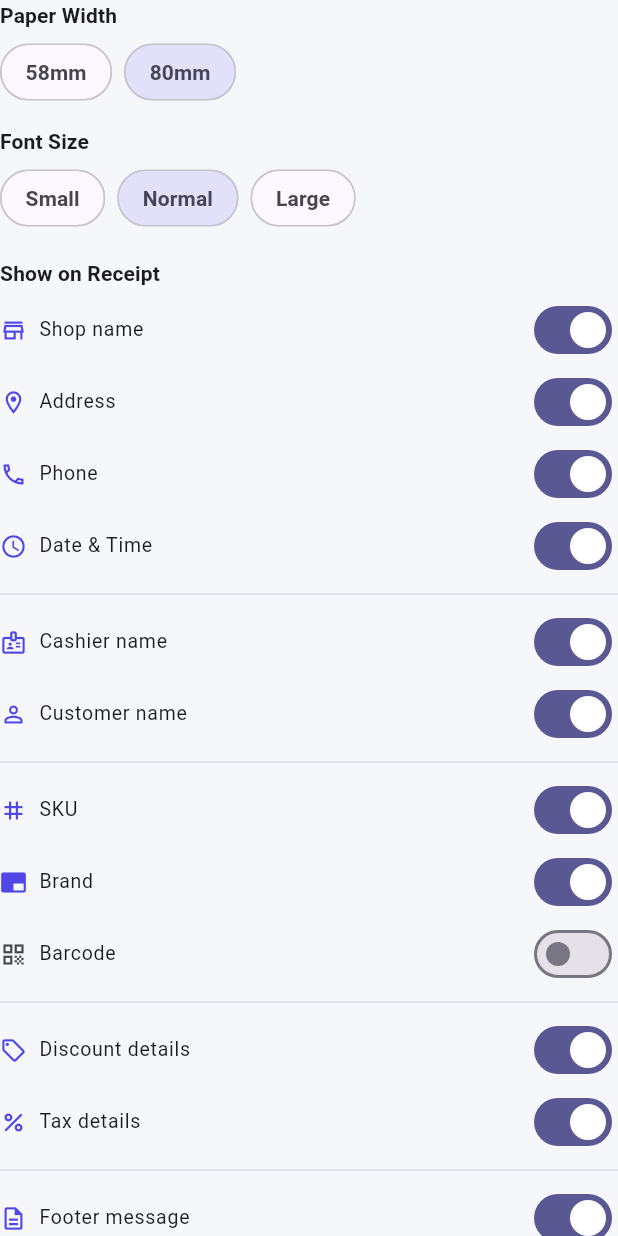
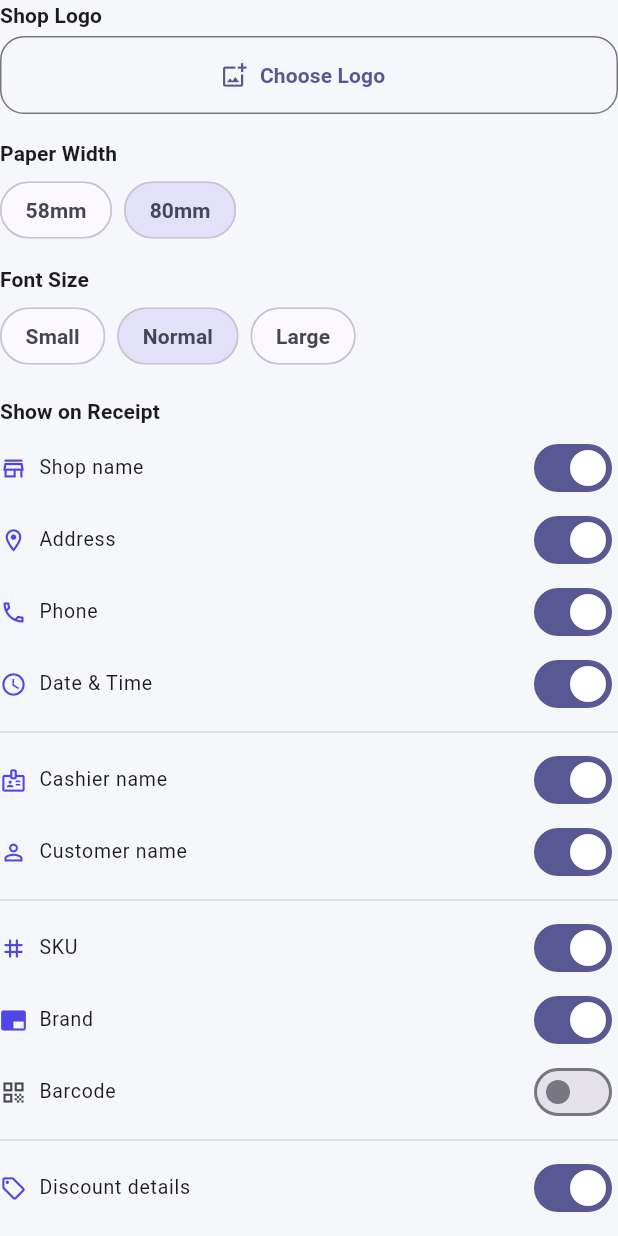
Before and after one commit to hamzaqazi/flutter_pos_offline, a Flutter app: the _ReceiptCustomizationWithPreview widget shown alone on an empty page, opened directly with empty values, on a phone screen of 412 x 824 dp. Run offline on Flutter 3.47's test engine with Material 3 defaults, Android fonts, the phone set to English and light mode, and no system bars; our stand-ins replace file_picker, fl_chart, get, hive, hive_flutter, image_picker and 4 more; missing offline and left inert: esc_pos_utils_plus, mobile_scanner, print_bluetooth_thermal; accounts and stored records are empty.

Commit message:
feat: optimize 58mm thermal receipt + logo picker + Codynest branding
1. Added 'Powered by Codynest.com' + 'Support / WhatsApp:
   0315-3507075 / 0345-3333316' at bottom of every receipt

2. Shop logo picker in Receipt Customization section:
   - Choose Logo button (via image_picker gallery)
   - Preview thumbnail with filename
   - Remove logo button
   - Show/hide logo toggle on receipt
   - Logo auto-resized to fit paper width on print

3. Shop name header: removed double-height/width (size2) — now
   bold only, fits long names like 'AD ELITE COLLECTION' on 58mm

4. Address & phone: reduced to small font (size1) on thermal print

5. Brand, SKU, barcode: all use small font (PosTextSize.size1)
   instead of normal size — saves space on 58mm

6. TOTAL line: bold + height2 width1 (tall but not wide) instead
   of size2x2 — fits on 58mm paper

7. Logo auto-resize: if wider than 280px (58mm) or 500px (80mm),
   scales proportionally before sending to printer

8. Preview updated to match: smaller header, small address, small
   brand/SKU/barcode, Codynest branding at bottom

```diff
--- a/lib/modules/settings/settings_page.dart
+++ b/lib/modules/settings/settings_page.dart
@@ -1,3 +1,5 @@
+import 'dart:io';
+
 import 'package:ad_shop_pos/app/theme/app_theme.dart';
 import 'package:ad_shop_pos/data/services/category_service.dart';
 import 'package:ad_shop_pos/data/models/receipt_settings_model.dart';
@@ -6,6 +8,7 @@ import 'package:ad_shop_pos/data/services/export_service.dart';
 import 'package:ad_shop_pos/data/services/import_service.dart';
 import 'package:ad_shop_pos/modules/printer/thermal_printer_service.dart';
 import 'package:flutter/material.dart';
+import 'package:image_picker/image_picker.dart';
 import 'package:get/get.dart';
 import 'package:permission_handler/permission_handler.dart';
 import 'package:print_bluetooth_thermal/print_bluetooth_thermal.dart';
@@ -821,7 +824,7 @@ class _TaxFormState extends State<_TaxForm> {
 
 // =================== Receipt Customization with Preview ===================
 
-class _ReceiptCustomizationWithPreview extends StatelessWidget {
+class _ReceiptCustomizationWithPreview extends StatefulWidget {
   final ReceiptSettingsModel receiptSettings;
   final ShopSettingsModel shopSettings;
   final ValueChanged<ReceiptSettingsModel> onChanged;
@@ -833,10 +836,112 @@ class _ReceiptCustomizationWithPreview extends StatelessWidget {
   });
 
   @override
+  State<_ReceiptCustomizationWithPreview> createState() => _ReceiptCustomizationWithPreviewState();
+}
+
+class _ReceiptCustomizationWithPreviewState extends State<_ReceiptCustomizationWithPreview> {
+  late ReceiptSettingsModel _settings;
+
+  @override
+  void didUpdateWidget(covariant _ReceiptCustomizationWithPreview oldWidget) {
+    super.didUpdateWidget(oldWidget);
+    _settings = widget.receiptSettings;
+  }
+
+  @override
+  void initState() {
+    super.initState();
+    _settings = widget.receiptSettings;
+  }
+
+  Future<void> _pickLogo() async {
+    final picker = ImagePicker();
+    final picked = await picker.pickImage(
+      source: ImageSource.gallery,
+      maxWidth: 600,
+      maxHeight: 600,
+      imageQuality: 85,
+    );
+    if (picked != null) {
+      final newPath = picked.path;
+      widget.onChanged(_settings.copyWith(logoPath: newPath, showLogo: true));
+    }
+  }
+
+  @override
   Widget build(BuildContext context) {
     return Column(
       crossAxisAlignment: CrossAxisAlignment.start,
       children: [
+        // Shop Logo
+        _SettingLabel("Shop Logo"),
+        const SizedBox(height: AppSpacing.xs),
+        if (_settings.hasLogo) ...[
+          Row(
+            children: [
+              Container(
+                width: 48,
+                height: 48,
+                decoration: BoxDecoration(
+                  color: AppColors.seed.withValues(alpha: 0.08),
+                  borderRadius: BorderRadius.circular(AppSpacing.radiusSm),
+                  border: Border.all(color: AppColors.seed.withValues(alpha: 0.3)),
+                ),
+                child: ClipRRect(
+                  borderRadius: BorderRadius.circular(AppSpacing.radiusSm),
+                  child: Image.file(
+                    File(_settings.logoPath),
+                    fit: BoxFit.contain,
+                    errorBuilder: (_, __, ___) => const Icon(Icons.broken_image_outlined, size: 24),
+                  ),
+                ),
+              ),
+              const SizedBox(width: AppSpacing.md),
+              Expanded(
+                child: Column(
+                  crossAxisAlignment: CrossAxisAlignment.start,
+                  children: [
+                    Text("Logo set", style: Theme.of(context).textTheme.bodySmall?.copyWith(
+                      fontWeight: FontWeight.w600,
+                      color: AppColors.success,
+                    )),
+                    Text(
+                      _settings.logoPath.split('/').last,
+                      style: Theme.of(context).textTheme.bodySmall?.copyWith(
+                        color: Theme.of(context).colorScheme.onSurfaceVariant,
+                      ),
+                      overflow: TextOverflow.ellipsis,
+                    ),
+                  ],
+                ),
+              ),
+              IconButton.outlined(
+                onPressed: () => widget.onChanged(_settings.copyWith(logoPath: '', showLogo: false)),
+                icon: Icon(Icons.delete_outline, size: 18, color: AppColors.danger),
+                tooltip: "Remove logo",
+              ),
+            ],
+          ),
+          const SizedBox(height: AppSpacing.sm),
+          SwitchListTile(
+            value: _settings.showLogo,
+            onChanged: (v) => widget.onChanged(_settings.copyWith(showLogo: v)),
+            title: const Text("Show logo on receipt"),
+            dense: true,
+            contentPadding: EdgeInsets.zero,
+          ),
+        ] else ...[
+          SizedBox(
+            width: double.infinity,
+            child: OutlinedButton.icon(
+              onPressed: _pickLogo,
+              icon: const Icon(Icons.add_photo_alternate_outlined, size: 18),
+              label: const Text("Choose Logo"),
+            ),
+          ),
+        ],
+        const SizedBox(height: AppSpacing.lg),
+
         // Paper width
         _SettingLabel("Paper Width"),
         const SizedBox(height: AppSpacing.xs),
@@ -844,14 +949,14 @@ class _ReceiptCustomizationWithPreview extends StatelessWidget {
           children: [
             _ChoiceChip(
               label: "58mm",
-              selected: receiptSettings.paperWidth == 58,
-              onTap: () => onChanged(receiptSettings.copyWith(paperWidth: 58)),
+              selected: _settings.paperWidth == 58,
+              onTap: () => widget.onChanged(_settings.copyWith(paperWidth: 58)),
             ),
             const SizedBox(width: AppSpacing.sm),
             _ChoiceChip(
               label: "80mm",
-              selected: receiptSettings.paperWidth == 80,
-              onTap: () => onChanged(receiptSettings.copyWith(paperWidth: 80)),
+              selected: _settings.paperWidth == 80,
+              onTap: () => widget.onChanged(_settings.copyWith(paperWidth: 80)),
             ),
           ],
         ),
@@ -864,20 +969,20 @@ class _ReceiptCustomizationWithPreview extends StatelessWidget {
           children: [
             _ChoiceChip(
               label: "Small",
-              selected: receiptSettings.fontSize == 0,
-              onTap: () => onChanged(receiptSettings.copyWith(fontSize: 0)),
+              selected: _settings.fontSize == 0,
+              onTap: () => widget.onChanged(_settings.copyWith(fontSize: 0)),
             ),
             const SizedBox(width: AppSpacing.sm),
             _ChoiceChip(
               label: "Normal",
-              selected: receiptSettings.fontSize == 1,
-              onTap: () => onChanged(receiptSettings.copyWith(fontSize: 1)),
+              selected: _settings.fontSize == 1,
+              onTap: () => widget.onChanged(_settings.copyWith(fontSize: 1)),
             ),
             const SizedBox(width: AppSpacing.sm),
             _ChoiceChip(
               label: "Large",
-              selected: receiptSettings.fontSize == 2,
-              onTap: () => onChanged(receiptSettings.copyWith(fontSize: 2)),
+              selected: _settings.fontSize == 2,
+              onTap: () => widget.onChanged(_settings.copyWith(fontSize: 2)),
             ),
           ],
         ),
@@ -886,15 +991,15 @@ class _ReceiptCustomizationWithPreview extends StatelessWidget {
         // Show/hide toggles grouped
         _SettingLabel("Show on Receipt"),
         const SizedBox(height: AppSpacing.xs),
-        _ToggleGroup(settings: receiptSettings, onChanged: onChanged),
+        _ToggleGroup(settings: _settings, onChanged: widget.onChanged),
         const SizedBox(height: AppSpacing.lg),
 
         // Preview
         _SettingLabel("Live Preview"),
         const SizedBox(height: AppSpacing.xs),
         _ReceiptPreview(
-          receiptSettings: receiptSettings,
-          shopSettings: shopSettings,
+          receiptSettings: _settings,
+          shopSettings: widget.shopSettings,
         ),
       ],
     );
@@ -1110,21 +1215,46 @@ class _ReceiptPreview extends StatelessWidget {
             ),
             child: Column(
               children: [
-                // Shop header
+                // Logo preview
+                if (receiptSettings.showLogo && receiptSettings.hasLogo)
+                  Padding(
+                    padding: const EdgeInsets.only(bottom: 4),
+                    child: Container(
+                      height: 32,
+                      decoration: BoxDecoration(
+                        color: Colors.grey.shade100,
+                        borderRadius: BorderRadius.circular(2),
+                      ),
+                      child: Center(
+                        child: Text("LOGO", style: TextStyle(fontSize: 8 * scale, color: Colors.grey)),
+                      ),
+                    ),
+                  ),
+                // Shop header (bold, NOT oversized — fits 58mm)
                 if (receiptSettings.showShopName)
                   Text(
                     shopSettings.shopName.toUpperCase(),
                     textAlign: TextAlign.center,
                     style: TextStyle(
-                      fontSize: 13 * scale,
+                      fontSize: 11 * scale,
                       fontWeight: FontWeight.bold,
                     ),
                   ),
+                // Address (small)
                 if (receiptSettings.showAddress &&
                     shopSettings.address.isNotEmpty)
-                  Text(shopSettings.address, textAlign: TextAlign.center),
+                  Text(
+                    shopSettings.address,
+                    textAlign: TextAlign.center,
+                    style: TextStyle(fontSize: 8 * scale),
+                  ),
+                // Phone (small)
                 if (receiptSettings.showPhone && shopSettings.phone.isNotEmpty)
-                  Text(shopSettings.phone, textAlign: TextAlign.center),
+                  Text(
+                    shopSettings.phone,
+                    textAlign: TextAlign.center,
+                    style: TextStyle(fontSize: 8 * scale),
+                  ),
                 const _PreviewDivider(),
 
                 // Date
@@ -1185,7 +1315,7 @@ class _ReceiptPreview extends StatelessWidget {
                   "TOTAL: $cur 8,513",
                   style: TextStyle(
                     fontWeight: FontWeight.bold,
-                    fontSize: 12 * scale,
+                    fontSize: 11 * scale,
                   ),
                 ),
                 Text("Cash: $cur 9,000"),
@@ -1201,6 +1331,13 @@ class _ReceiptPreview extends StatelessWidget {
                     style: const TextStyle(fontWeight: FontWeight.bold),
                   ),
                 ],
+
+                // Powered by Codynest (always shown)
+                const SizedBox(height: 4),
+                const _PreviewDivider(),
+                Text("Powered by Codynest.com", textAlign: TextAlign.center, style: TextStyle(fontSize: 8 * scale)),
+                Text("Support / WhatsApp:", textAlign: TextAlign.center, style: TextStyle(fontSize: 8 * scale)),
+                Text("0315-3507075 / 0345-3333316", textAlign: TextAlign.center, style: TextStyle(fontSize: 8 * scale)),
               ],
             ),
           ),
@@ -1287,23 +1424,23 @@ class _PreviewItem extends StatelessWidget {
           if (showBrand && brand.isNotEmpty)
             Text(
               "  Brand: $brand",
-              style: TextStyle(fontSize: 9 * scale, color: Colors.black54),
+              style: TextStyle(fontSize: 8 * scale, color: Colors.black54),
             ),
           if (showSku && sku.isNotEmpty)
             Text(
               "  SKU: $sku",
-              style: TextStyle(fontSize: 9 * scale, color: Colors.black54),
+              style: TextStyle(fontSize: 8 * scale, color: Colors.black54),
             ),
           if (showBarcode && barcode.isNotEmpty)
             Text(
               "  Barcode: $barcode",
-              style: TextStyle(fontSize: 9 * scale, color: Colors.black54),
+              style: TextStyle(fontSize: 8 * scale, color: Colors.black54),
             ),
           Text("  $qty x $cur $discountedPrice = $cur $total"),
           if (showDiscount && discount > 0)
             Text(
               "  Orig: $cur $price (-${discount.toStringAsFixed(0)}%)",
-              style: TextStyle(fontSize: 9 * scale, color: Colors.black54),
+              style: TextStyle(fontSize: 8 * scale, color: Colors.black54),
             ),
         ],
       ),
```
Also changed, not shown: lib/modules/printer/thermal_printer_service.dart (+61 -21 lines).
